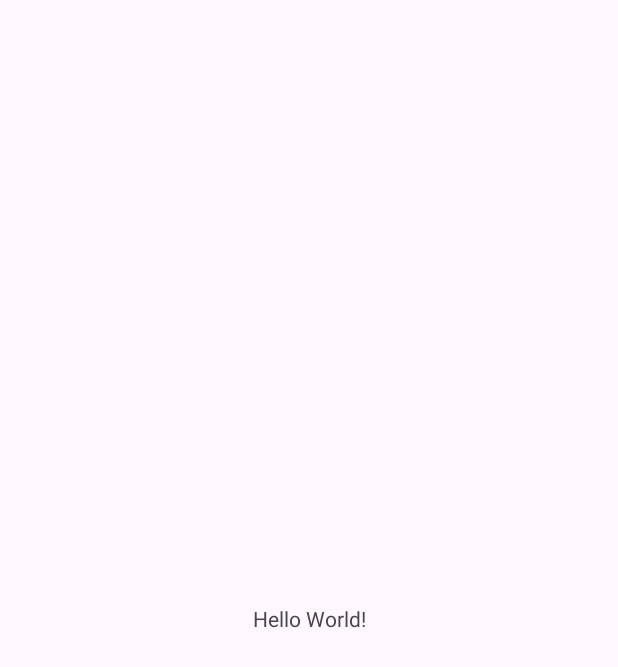
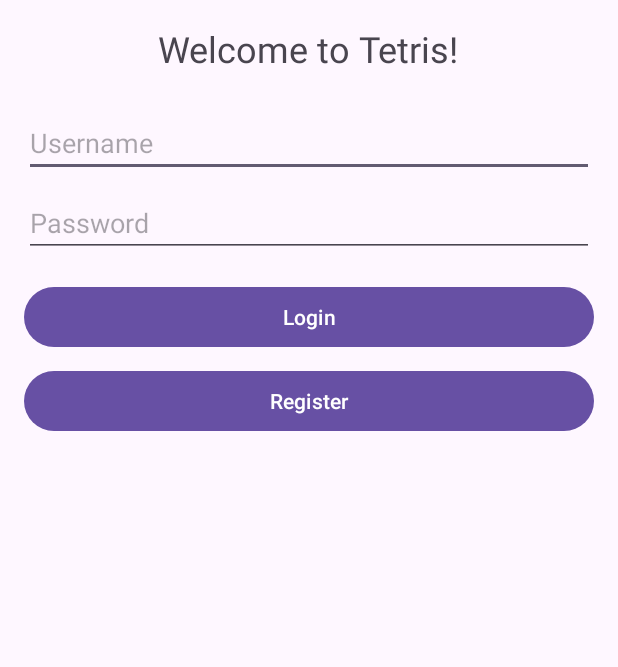
Before and after one commit to roki4/Kotlin-tetris, an Android app: the screen it shows after launch (MainActivity), on a phone screen of 412 x 824 dp. Before the commit the part shown is almost empty. Shown: the top 667 px of the screen. Run offline under Robolectric (Android 15) with nearby library versions, the phone set to English and light mode, and no system bars.

Commit message:
add first interface

```diff
--- a/app/src/main/res/layout/activity_main.xml
+++ b/app/src/main/res/layout/activity_main.xml
@@ -1,18 +1,44 @@
 <?xml version="1.0" encoding="utf-8"?>
-<androidx.constraintlayout.widget.ConstraintLayout xmlns:android="http://schemas.android.com/apk/res/android"
-    xmlns:app="http://schemas.android.com/apk/res-auto"
-    xmlns:tools="http://schemas.android.com/tools"
+<LinearLayout xmlns:android="http://schemas.android.com/apk/res/android"
     android:layout_width="match_parent"
     android:layout_height="match_parent"
-    tools:context=".MainActivity">
+    android:orientation="vertical"
+    android:padding="16dp">
 
     <TextView
         android:layout_width="wrap_content"
         android:layout_height="wrap_content"
-        android:text="Hello World!"
-        app:layout_constraintBottom_toBottomOf="parent"
-        app:layout_constraintEnd_toEndOf="parent"
-        app:layout_constraintStart_toStartOf="parent"
-        app:layout_constraintTop_toTopOf="parent" />
+        android:text="Welcome to Tetris!"
+        android:textSize="24sp"
+        android:gravity="center"
+        android:layout_gravity="center_horizontal"
+        android:paddingBottom="24dp" />
 
-</androidx.constraintlayout.widget.ConstraintLayout>
+    <EditText
+        android:id="@+id/usernameEditText"
+        android:layout_width="match_parent"
+        android:layout_height="wrap_content"
+        android:hint="Username" />
+
+    <EditText
+        android:id="@+id/passwordEditText"
+        android:layout_width="match_parent"
+        android:layout_height="wrap_content"
+        android:hint="Password"
+        android:inputType="textPassword"
+        android:layout_marginTop="8dp" />
+
+    <Button
+        android:id="@+id/loginButton"
+        android:layout_width="match_parent"
+        android:layout_height="wrap_content"
+        android:text="Login"
+        android:layout_marginTop="16dp" />
+
+    <Button
+        android:id="@+id/registerButton"
+        android:layout_width="match_parent"
+        android:layout_height="wrap_content"
+        android:text="Register"
+        android:layout_marginTop="8dp" />
+</LinearLayout>
```
